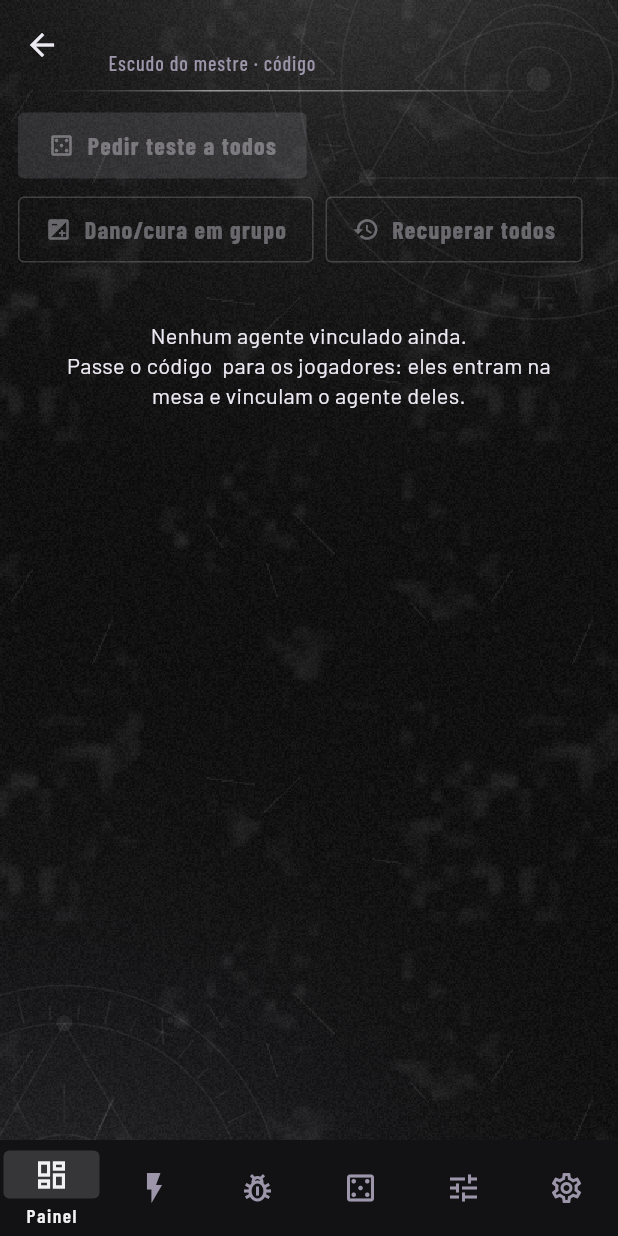
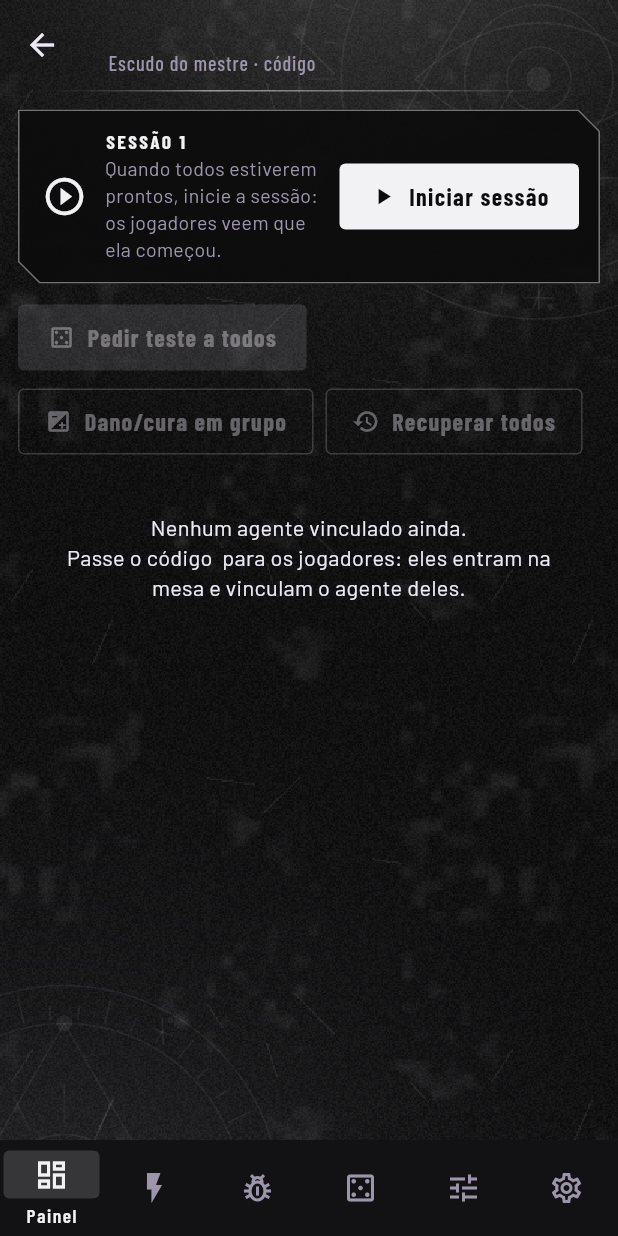
Before and after one commit to enzolealrios24-dot/P.A.U, a Flutter app: the TelaCampanha screen opened directly with empty values, on a phone screen of 412 x 824 dp. Run offline on Flutter 3.47's test engine with Material 3 defaults, Android fonts, the phone set to English and light mode, and no system bars; our stand-ins replace cloud_firestore, firebase_auth, firebase_core, image_picker, shared_preferences; accounts and stored records are empty.

Commit message:
Sessão de jogo iniciada pelo mestre e relógio do combate
- Painel do mestre: "Iniciar sessão" (só o mestre da mesa), com o número da
  sessão e o tempo correndo; "Encerrar sessão" guarda quanto ela durou.
- Jogadores veem a sessão em andamento e o tempo na aba Mesa.
- Combate: o relógio começa quando o combate fica ativo e aparece na barra
  da rodada do mestre, na iniciativa dos jogadores e no Alvo da ficha.

Co-Authored-By: Claude Opus 5.5 <noreply@anthropic.com>

```diff
--- a/lib/data/models.dart
+++ b/lib/data/models.dart
@@ -180,6 +180,8 @@ class Campanha {
   Map<String, dynamic> get members => asMap(d['members']);
   Map<String, dynamic> get regras => asMap(d['regras']);
   Map<String, dynamic> get combate => asMap(d['combate']);
+  /// A sessão de jogo: 'ativa', 'numero', 'inicio' e 'fim' (milissegundos).
+  Map<String, dynamic> get sessao => asMap(d['sessao']);
   String get notasMestre => asStr(d['notasMestre']);
   String get missao => asStr(d['missao']);
   List<Map<String, dynamic>> get ledger => asMapList(d['ledger']);
--- a/lib/screens/campaign/campaign_screen.dart
+++ b/lib/screens/campaign/campaign_screen.dart
@@ -8,6 +8,7 @@ import '../home.dart';
 import '../master/master_screen.dart';
 import '../sheet/sheet_screen.dart';
 import 'iniciativa_view.dart';
+import 'sessao.dart';
 
 class TelaCampanha extends StatelessWidget {
   final String campanhaId;
@@ -113,6 +114,7 @@ class _AbaMesaJogador extends StatelessWidget {
         final aqui = todas.where((f) => f.campaignId == camp.id).toList();
         final livres = todas.where((f) => f.campaignId == null).toList();
         return ListView(padding: const EdgeInsets.all(12), children: [
+          AvisoSessao(camp: camp),
           Secao(
             titulo: 'Mesa',
             child: Column(
--- /dev/null
+++ b/lib/screens/campaign/sessao.dart
@@ -0,0 +1,107 @@
+import 'package:flutter/material.dart';
+
+import '../../core/theme.dart';
+import '../../data/models.dart';
+import '../../data/repo.dart';
+import '../../widgets/common.dart';
+
+int _agora() => DateTime.now().millisecondsSinceEpoch;
+
+/// A sessão de jogo da mesa, no Painel do mestre: só ele inicia e encerra.
+/// Os jogadores veem a sessão em andamento e há quanto tempo começou.
+class CartaoSessao extends StatelessWidget {
+  final Campanha camp;
+  const CartaoSessao({super.key, required this.camp});
+
+  Future<void> _encerrar(BuildContext context, Map<String, dynamic> s) async {
+    if (!await confirmar(context, 'Encerrar a sessão ${asInt(s['numero'])}?')) return;
+    Repo.setCamp(camp.id, {
+      'sessao': {...s, 'ativa': false, 'fim': _agora()},
+    });
+  }
+
+  @override
+  Widget build(BuildContext context) {
+    final s = camp.sessao;
+    final ativa = asBool(s['ativa']);
+    final numero = asInt(s['numero']);
+    final durou = asInt(s['fim']) - asInt(s['inicio']);
+    return Material(
+      color: ativa ? Cores.destaque.withValues(alpha: 0.1) : Cores.painel,
+      shape: CorteCantos(corte: 14, cor: Cores.destaque.withValues(alpha: ativa ? 0.9 : 0.45), largura: ativa ? 1.6 : 1),
+      clipBehavior: Clip.antiAlias,
+      child: Padding(
+        padding: const EdgeInsets.fromLTRB(16, 14, 14, 14),
+        child: Row(children: [
+          Icon(ativa ? Icons.radio_button_checked : Icons.play_circle_outline, size: 30, color: Cores.destaque),
+          const SizedBox(width: 12),
+          Expanded(
+            child: Column(crossAxisAlignment: CrossAxisAlignment.start, children: [
+              Text(ativa ? 'SESSÃO $numero · EM ANDAMENTO' : 'SESSÃO ${numero + 1}',
+                  style: estiloRotulo(13, cor: Cores.destaque, peso: FontWeight.w700, espaco: 1.6)),
+              const SizedBox(height: 2),
+              if (ativa)
+                Cronometro(inicio: asInt(s['inicio']), estilo: estiloNumero(28, cor: Cores.texto))
+              else
+                Text(
+                  numero == 0 || durou <= 0
+                      ? 'Quando todos estiverem prontos, inicie a sessão: os jogadores veem que ela começou.'
+                      : 'A sessão $numero durou ${duracaoTexto(Duration(milliseconds: durou))}.',
+                  style: const TextStyle(fontSize: 13, color: Cores.textoFraco),
+                ),
+            ]),
+          ),
+          const SizedBox(width: 10),
+          if (ativa)
+            OutlinedButton.icon(
+              onPressed: () => _encerrar(context, s),
+              icon: const Icon(Icons.stop_circle_outlined),
+              label: const Text('Encerrar sessão'),
+            )
+          else
+            FilledButton.icon(
+              onPressed: () => Repo.setCamp(camp.id, {
+                'sessao': {'ativa': true, 'numero': numero + 1, 'inicio': _agora()},
+              }),
+              icon: const Icon(Icons.play_arrow),
+              label: const Text('Iniciar sessão'),
+            ),
+        ]),
+      ),
+    );
+  }
+}
+
+/// Para os jogadores: a sessão em andamento e há quanto tempo começou.
+class AvisoSessao extends StatelessWidget {
+  final Campanha camp;
+  const AvisoSessao({super.key, required this.camp});
+
+  @override
+  Widget build(BuildContext context) {
+    final s = camp.sessao;
+    if (!asBool(s['ativa'])) {
+      return const Padding(
+        padding: EdgeInsets.fromLTRB(4, 0, 4, 4),
+        child: Text('A sessão ainda não começou: o mestre inicia pelo Painel da mesa.',
+            style: TextStyle(fontSize: 13, color: Cores.textoFraco)),
+      );
+    }
+    return Material(
+      color: Cores.destaque.withValues(alpha: 0.1),
+      shape: CorteCantos(corte: 12, cor: Cores.destaque.withValues(alpha: 0.8)),
+      child: Padding(
+        padding: const EdgeInsets.fromLTRB(14, 10, 14, 10),
+        child: Row(children: [
+          Icon(Icons.radio_button_checked, size: 20, color: Cores.destaque),
+          const SizedBox(width: 10),
+          Expanded(
+            child: Text('SESSÃO ${asInt(s['numero'])} EM ANDAMENTO',
+                style: estiloRotulo(13, cor: Cores.destaque, peso: FontWeight.w700, espaco: 1.4)),
+          ),
+          Cronometro(inicio: asInt(s['inicio']), estilo: estiloNumero(20, cor: Cores.texto)),
+        ]),
+      ),
+    );
+  }
+}
--- a/lib/screens/master/master_screen.dart
+++ b/lib/screens/master/master_screen.dart
@@ -13,6 +13,7 @@ import '../../widgets/efeitos.dart';
 import '../../widgets/imagem.dart';
 import '../../widgets/sigilos.dart';
 import '../campaign/campaign_screen.dart';
+import '../campaign/sessao.dart';
 import '../sheet/tab_agente.dart';
 import '../quadro/quadro_screen.dart';
 import 'ameacas.dart';
@@ -120,6 +121,10 @@ class PainelAoVivo extends StatelessWidget {
         final largura = MediaQuery.sizeOf(context).width;
         final w = largura < 720 ? largura - 24 : 340.0;
         return ListView(padding: const EdgeInsets.all(12), children: [
+          if (camp.masterUid == Repo.uid) ...[
+            CartaoSessao(camp: camp),
+            const SizedBox(height: 12),
+          ],
           Wrap(spacing: 8, runSpacing: 8, children: [
             FilledButton.icon(
               onPressed: fichas.isEmpty
--- a/vitrine/vitrine_test.dart
+++ b/vitrine/vitrine_test.dart
@@ -278,6 +278,8 @@ Future<void> _telasCombateMestre(WidgetTester tester) async {
     'combate': {
       'ativo': true,
       'rodada': 2,
+      // o combate começou há 4 minutos
+      'inicio': DateTime.now().millisecondsSinceEpoch - 245000,
       'turno': 1,
       'ordem': [
         {'id': 'o1', 'tipo': 'agente', 'ref': 'a1', 'nome': 'Rafael Moraes', 'valor': 24, 'desempate': 2},
@@ -688,6 +690,8 @@ Future<void> _prepararDados() async {
     'members': {_uid: 'Enzo'},
     'regras': {'determinacao': false, 'progressao': 'nex'},
     'combate': {'ativo': false, 'rodada': 1, 'turno': 0, 'ordem': []},
+    // a sessão começou há 1h12
+    'sessao': {'ativa': true, 'numero': 3, 'inicio': DateTime.now().millisecondsSinceEpoch - 4320000},
     'ledger': [],
     'missao': 'Descobrir quem marcou o porão da mansão Albuquerque.',
   });
```
Also changed, not shown: lib/screens/campaign/iniciativa_view.dart (+8 -0 lines), lib/screens/master/combate.dart (+25 -2 lines), lib/screens/sheet/tab_combate.dart (+14 -1 lines), lib/widgets/common.dart (+40 -0 lines), 2 other files.
